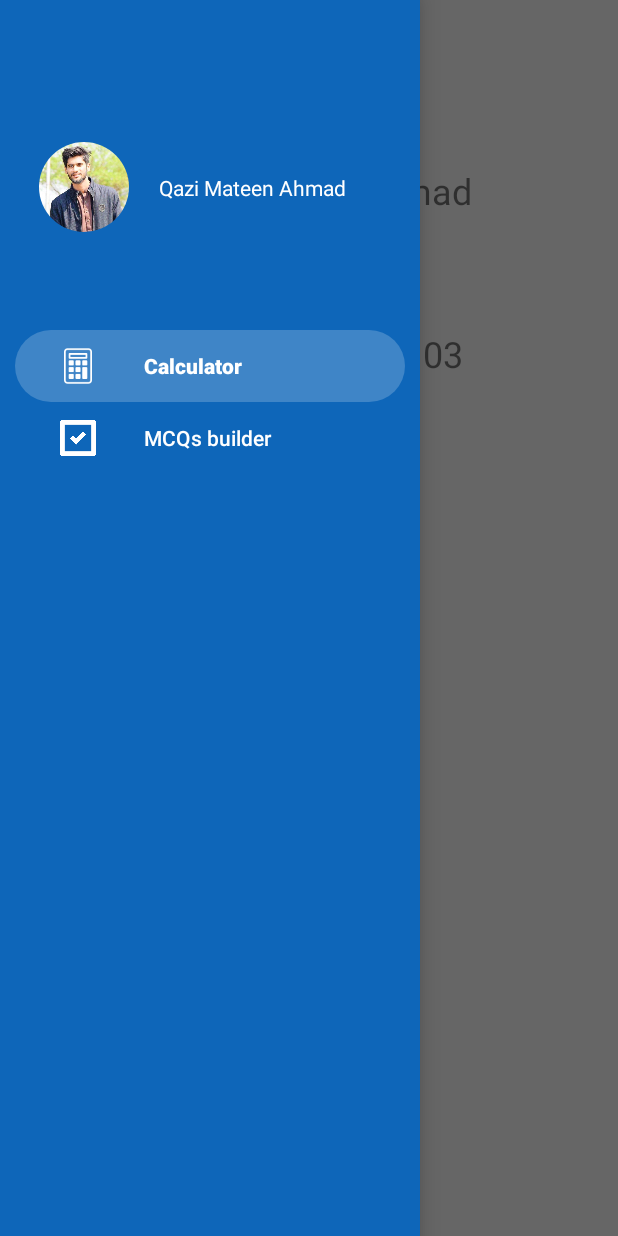
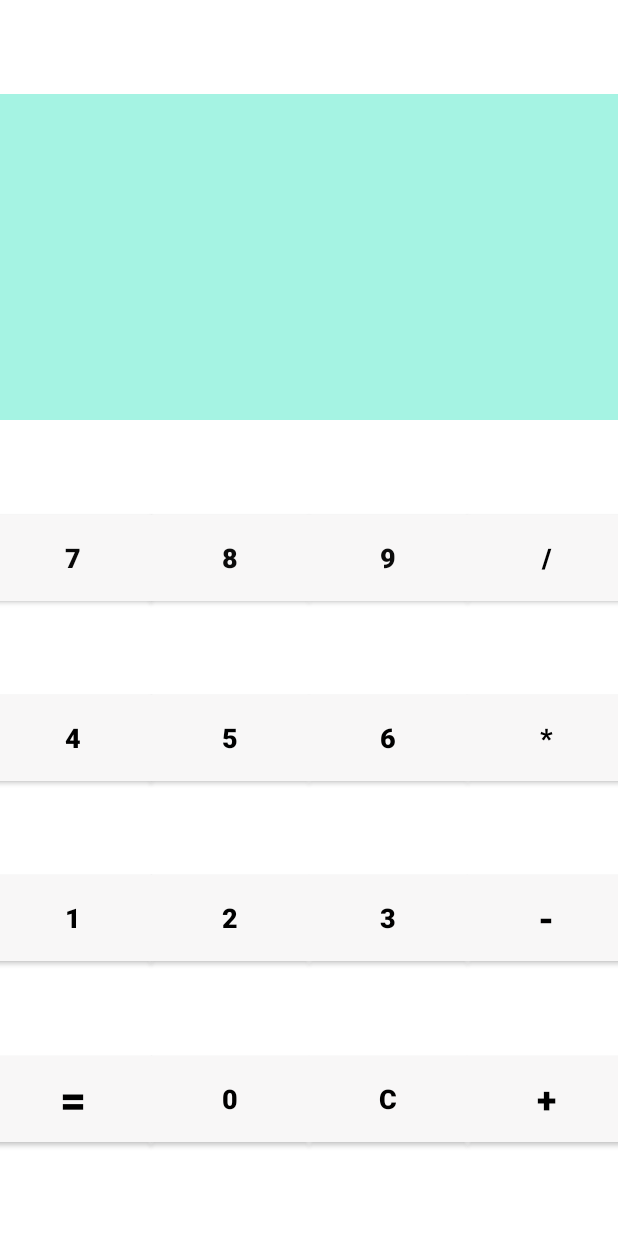
Before and after one commit to mateenqazi/Assignment3, an Android app: the screen it shows after launch (MainActivity before the commit, MainActivityAss1 after it), after a tap on "Calculator", on a phone screen of 412 x 824 dp. Run offline under Robolectric (Android 15) with nearby library versions, the phone set to English and light mode, and no system bars; 1 other tap on this screen came first.

Commit message:
creating assignment 1 (cal) added by bitf17a515

```diff
--- a/app/src/main/AndroidManifest.xml
+++ b/app/src/main/AndroidManifest.xml
@@ -9,6 +9,7 @@
         android:roundIcon="@mipmap/ic_launcher_round"
         android:supportsRtl="true"
         android:theme="@style/AppTheme">
+        <activity android:name=".MainActivityAss1"></activity>
         <activity android:name=".MainActivity">
             <intent-filter>
                 <action android:name="android.intent.action.MAIN" />
--- a/app/src/main/java/com/example/assignment3/MainActivity.java
+++ b/app/src/main/java/com/example/assignment3/MainActivity.java
@@ -9,14 +9,22 @@ import androidx.drawerlayout.widget.DrawerLayout;
 import androidx.fragment.app.Fragment;
 import androidx.fragment.app.FragmentManager;
 import androidx.fragment.app.FragmentTransaction;
+
+import android.content.Intent;
 import android.os.Bundle;
+import android.util.Log;
 import android.view.MenuItem;
 import com.google.android.material.navigation.NavigationView;
+
+
 public class MainActivity extends AppCompatActivity {
     DrawerLayout drawerLayout;
     ActionBarDrawerToggle toggle;
     Toolbar toolbar;
     NavigationView navigationView;
+
+
+    private  static final String tagName1 = "tag";
     @Override
     protected void onCreate(Bundle savedInstanceState) {
         super.onCreate(savedInstanceState);
@@ -31,22 +39,20 @@ public class MainActivity extends AppCompatActivity {
         navigationView.setNavigationItemSelectedListener(new NavigationView.OnNavigationItemSelectedListener() {
             @Override
             public boolean onNavigationItemSelected(@NonNull MenuItem menuItem) {
-                int id=menuItem.getItemId();
-                Fragment fragment=null;
-                switch (id)
-                {
+                int id = menuItem.getItemId();
+                Fragment fragment = null;
+                switch (id) {
+                    case R.id.calculator:
+                        Log.d(tagName1,"here");
+                        Intent i = new Intent(MainActivity.this, MainActivityAss1.class);
+                        startActivity(i);
+                        break;
                     default:
                         return true;
                 }
-
+                return true;
             }
         });
     }
-    private void loadFragment(Fragment fragment) {
-        FragmentManager fragmentManager=getSupportFragmentManager();
-        FragmentTransaction fragmentTransaction=fragmentManager.beginTransaction();
-        fragmentTransaction.replace(R.id.frame,fragment).commit();
-        drawerLayout.closeDrawer(GravityCompat.START);
-        fragmentTransaction.addToBackStack(null);
-    }
+
 }
--- /dev/null
+++ b/app/src/main/java/com/example/assignment3/MainActivityAss1.java
@@ -0,0 +1,119 @@
+package com.example.assignment3;
+
+import androidx.appcompat.app.AppCompatActivity;
+
+import android.os.Bundle;
+import android.util.Log;
+import android.view.View;
+import android.widget.Button;
+import android.widget.TextView;
+
+public class MainActivityAss1 extends AppCompatActivity {
+
+    private TextView Screen;
+    private String input = "", Answer;
+    private boolean clearResult;
+    private  static final String tagName1 = "tag";
+    @Override
+    protected void onCreate(Bundle savedInstanceState) {
+        Log.d(tagName1,"on here 123");
+        super.onCreate(savedInstanceState);
+        setContentView(R.layout.activity_main_ass1);
+        Screen = findViewById(R.id.textView2);
+    }
+
+    public void ButtonClick(View view) {
+        Button button = (Button) view;
+        String data = button.getText().toString();
+        switch (data) {
+            case "C":
+                input = "";
+                break;
+            case "*":
+                clearResult=false;
+                Solve();
+                input+="*";
+                break;
+
+            case "=":
+                clearResult=true;
+                Solve();
+                Answer=input;
+                break;
+
+            default:
+                if(input==null){
+                    input="";
+                }
+                if(data.equals("+") || data.equals("-") || data.equals("/")){
+                    clearResult=false;
+                    Solve();
+                }
+                else if(clearResult==true){
+                    input="";
+                    clearResult=false;
+                }
+                input+=data;
+        }
+        Screen.setText(input);
+
+    }
+    public void Solve(){
+        if(input.split("\\*").length==2){
+            String numbers[]=input.split("\\*");
+            try{
+                double mul=Double.parseDouble(numbers[0])*Double.parseDouble(numbers[1]);
+                input=mul+"";
+            }
+            catch (Exception e){
+                //Display error
+            }
+        }
+        else if(input.split("/").length==2){
+            String numbers[]=input.split("/");
+            try{
+                double div=Double.parseDouble(numbers[0])/Double.parseDouble(numbers[1]);
+                input=div+"";
+            }
+            catch (Exception e){
+                //Display error
+            }
+        }
+        else if(input.split("\\+").length==2){
+            String numbers[]=input.split("\\+");
+            try{
+                double sum=Double.parseDouble(numbers[0])+Double.parseDouble(numbers[1]);
+                input=sum+"";
+            }
+            catch (Exception e){
+                //Display error
+            }
+        }
+        else if(input.split("\\-").length>1){
+            String numbers[]=input.split("\\-");
+            if(numbers[0]=="" && numbers.length==2){
+                numbers[0]=0+"";
+            }
+            try{
+                double sub=0;
+                if(numbers.length==2) {
+                    sub = Double.parseDouble(numbers[0]) - Double.parseDouble(numbers[1]);
+                }
+                else if(numbers.length==3){
+                    sub = -Double.parseDouble(numbers[1]) - Double.parseDouble(numbers[2]);
+                }
+                input=sub+"";
+            }
+            catch (Exception e){
+                //Display error
+            }
+        }
+        String n[]=input.split("\\.");
+        if(n.length>1){
+            if(n[1].equals("0")){
+                input=n[0];
+            }
+        }
+        Screen.setText(input);
+    }
+}
--- /dev/null
+++ b/app/src/main/res/layout/activity_main_ass1.xml
@@ -0,0 +1,282 @@
+<?xml version="1.0" encoding="utf-8"?>
+<androidx.constraintlayout.widget.ConstraintLayout xmlns:android="http://schemas.android.com/apk/res/android"
+    xmlns:app="http://schemas.android.com/apk/res-auto"
+    xmlns:tools="http://schemas.android.com/tools"
+    android:layout_width="match_parent"
+    android:layout_height="match_parent"
+    tools:context=".MainActivityAss1">
+
+    <androidx.constraintlayout.widget.ConstraintLayout
+        android:layout_width="match_parent"
+        android:layout_height="match_parent"
+        android:background="#FFFFFF"
+        tools:context=".MainActivity"
+        tools:layout_editor_absoluteX="-120dp"
+        tools:layout_editor_absoluteY="0dp">
+
+
+        <Button
+            android:id="@+id/button65"
+            android:layout_width="105dp"
+            android:layout_height="57dp"
+            android:background="#F8F7F7"
+            android:text="3"
+            android:textColor="@android:color/black"
+            android:textSize="18sp"
+            android:textStyle="bold"
+            android:onClick="ButtonClick"
+            app:layout_constraintBottom_toTopOf="@+id/button66"
+            app:layout_constraintEnd_toStartOf="@+id/button55"
+            app:layout_constraintHorizontal_bias="0.066"
+            app:layout_constraintStart_toEndOf="@+id/button61"
+            app:layout_constraintTop_toBottomOf="@+id/button63" />
+
+        <Button
+            android:id="@+id/button63"
+            android:layout_width="105dp"
+            android:layout_height="57dp"
+            android:background="#F8F7F7"
+            android:text="6"
+            android:onClick="ButtonClick"
+            android:textColor="@android:color/black"
+            android:textSize="18sp"
+            android:textStyle="bold"
+            app:layout_constraintBottom_toTopOf="@+id/button65"
+            app:layout_constraintEnd_toStartOf="@+id/button52"
+            app:layout_constraintHorizontal_bias="0.066"
+            app:layout_constraintStart_toEndOf="@+id/button58"
+            app:layout_constraintTop_toBottomOf="@+id/button64" />
+
+        <Button
+            android:id="@+id/button64"
+            android:layout_width="105dp"
+            android:layout_height="57dp"
+            android:background="#F8F7F7"
+            android:onClick="ButtonClick"
+            android:text="9"
+            android:textColor="#0C0C0C"
+            android:textSize="18sp"
+            android:textStyle="bold"
+            app:layout_constraintBottom_toTopOf="@+id/button63"
+            app:layout_constraintEnd_toStartOf="@+id/button56"
+            app:layout_constraintHorizontal_bias="0.0"
+            app:layout_constraintStart_toEndOf="@+id/button62"
+            app:layout_constraintTop_toBottomOf="@+id/textView2" />
+
+        <Button
+            android:id="@+id/button66"
+            android:layout_width="105dp"
+            android:layout_height="57dp"
+            android:background="#F8F7F7"
+            android:text="C"
+            android:onClick="ButtonClick"
+            android:textColor="@android:color/black"
+            android:textSize="18sp"
+            android:textStyle="bold"
+            app:layout_constraintBottom_toBottomOf="parent"
+            app:layout_constraintEnd_toStartOf="@+id/button54"
+            app:layout_constraintHorizontal_bias="0.066"
+            app:layout_constraintStart_toEndOf="@+id/button60"
+            app:layout_constraintTop_toBottomOf="@+id/button65" />
+
+        <Button
+            android:id="@+id/button58"
+            android:layout_width="105dp"
+            android:layout_height="57dp"
+            android:background="#F8F7F7"
+            android:onClick="ButtonClick"
+            android:text="5"
+            android:textColor="@android:color/black"
+            android:textSize="18sp"
+            android:textStyle="bold"
+            app:layout_constraintBottom_toTopOf="@+id/button61"
+            app:layout_constraintEnd_toStartOf="@+id/button63"
+            app:layout_constraintStart_toEndOf="@+id/button46"
+            app:layout_constraintTop_toBottomOf="@+id/button62" />
+
+        <Button
+            android:id="@+id/button61"
+            android:layout_width="105dp"
+            android:layout_height="57dp"
+            android:background="#F8F7F7"
+            android:text="2"
+            android:onClick="ButtonClick"
+            android:textColor="@android:color/black"
+            android:textSize="18sp"
+            android:textStyle="bold"
+            app:layout_constraintBottom_toTopOf="@+id/button60"
+            app:layout_constraintEnd_toStartOf="@+id/button65"
+            app:layout_constraintStart_toEndOf="@+id/button48"
+            app:layout_constraintTop_toBottomOf="@+id/button58" />
+
+        <Button
+            android:id="@+id/button60"
+            android:layout_width="105dp"
+            android:layout_height="57dp"
+            android:background="#F8F7F7"
+            android:text="0"
+            android:onClick="ButtonClick"
+            android:textColor="@android:color/black"
+            android:textSize="18sp"
+            android:textStyle="bold"
+            app:layout_constraintBottom_toBottomOf="parent"
+            app:layout_constraintEnd_toStartOf="@+id/button66"
+            app:layout_constraintStart_toEndOf="@+id/button49"
+            app:layout_constraintTop_toBottomOf="@+id/button61" />
+
+        <Button
+            android:id="@+id/button62"
+            android:layout_width="105dp"
+            android:layout_height="57dp"
+            android:background="#F8F7F7"
+            android:onClick="ButtonClick"
+            android:text="8"
+            android:textColor="#0C0C0C"
+            android:textSize="18sp"
+            android:textStyle="bold"
+            app:layout_constraintBottom_toTopOf="@+id/button58"
+            app:layout_constraintEnd_toStartOf="@+id/button64"
+            app:layout_constraintStart_toEndOf="@+id/button45"
+            app:layout_constraintTop_toBottomOf="@+id/textView2" />
+
+        <Button
+            android:id="@+id/button56"
+            android:layout_width="105dp"
+            android:layout_height="57dp"
+            android:background="#F8F7F7"
+            android:onClick="ButtonClick"
+            android:text="/"
+            android:textColor="@android:color/black"
+            android:textSize="18sp"
+            android:textStyle="bold"
+            app:layout_constraintBottom_toTopOf="@+id/button52"
+            app:layout_constraintEnd_toEndOf="parent"
+            app:layout_constraintStart_toEndOf="@+id/button64"
+            app:layout_constraintTop_toBottomOf="@+id/textView2" />
+
+        <Button
+            android:id="@+id/button52"
+            android:layout_width="105dp"
+            android:layout_height="57dp"
+            android:background="#F8F7F7"
+            android:text="*"
+            android:onClick="ButtonClick"
+            android:textColor="@android:color/black"
+            android:textSize="18sp"
+            android:textStyle="bold"
+            app:layout_constraintBottom_toTopOf="@+id/button55"
+            app:layout_constraintEnd_toEndOf="parent"
+            app:layout_constraintStart_toEndOf="@+id/button63"
+            app:layout_constraintTop_toBottomOf="@+id/button56" />
+
+        <Button
+            android:id="@+id/button54"
+            android:layout_width="105dp"
+            android:layout_height="57dp"
+            android:background="#F8F7F7"
+            android:text="+"
+            android:onClick="ButtonClick"
+            android:textColor="@android:color/black"
+            android:textSize="24sp"
+            android:textStyle="bold"
+            app:layout_constraintBottom_toBottomOf="parent"
+            app:layout_constraintEnd_toEndOf="parent"
+            app:layout_constraintStart_toEndOf="@+id/button66"
+            app:layout_constraintTop_toBottomOf="@+id/button55" />
+
+        <Button
+            android:id="@+id/button55"
+            android:layout_width="105dp"
+            android:layout_height="57dp"
+            android:background="#F8F7F7"
+            android:text="-"
+            android:textColor="@android:color/black"
+            android:textSize="24sp"
+            android:textStyle="bold"
+            android:onClick="ButtonClick"
+            app:layout_constraintBottom_toTopOf="@+id/button54"
+            app:layout_constraintEnd_toEndOf="parent"
+            app:layout_constraintStart_toEndOf="@+id/button65"
+            app:layout_constraintTop_toBottomOf="@+id/button52" />
+
+        <TextView
+            android:id="@+id/textView2"
+            android:layout_width="430dp"
+            android:layout_height="217dp"
+            android:background="#A5F3E3"
+            android:gravity="right"
+            android:shadowColor="#8E2222"
+            android:textColor="#0B0A0A"
+            android:textSize="36sp"
+            android:textStyle="bold"
+            app:layout_constraintBottom_toTopOf="@+id/button64"
+            app:layout_constraintEnd_toEndOf="parent"
+            app:layout_constraintHorizontal_bias="1.0"
+            app:layout_constraintStart_toStartOf="parent"
+            app:layout_constraintTop_toTopOf="parent" />
+
+        <Button
+            android:id="@+id/button46"
+            android:layout_width="105dp"
+            android:layout_height="57dp"
+            android:background="#F8F7F7"
+            android:onClick="ButtonClick"
+            android:text="4"
+            android:textColor="@android:color/black"
+            android:textSize="18sp"
+            android:textStyle="bold"
+            app:layout_constraintBottom_toTopOf="@+id/button48"
+            app:layout_constraintEnd_toStartOf="@+id/button58"
+            app:layout_constraintStart_toStartOf="parent"
+            app:layout_constraintTop_toBottomOf="@+id/button45" />
+
+        <Button
+            android:id="@+id/button45"
+            android:layout_width="105dp"
+            android:layout_height="57dp"
+            android:background="#F8F7F7"
+            android:onClick="ButtonClick"
+            android:capitalize="none"
+            android:text="7"
+            android:textColor="#090909"
+            android:textSize="18sp"
+            android:textStyle="bold"
+            app:layout_constraintBottom_toTopOf="@+id/button46"
+            app:layout_constraintEnd_toStartOf="@+id/button62"
+            app:layout_constraintStart_toStartOf="parent"
+            app:layout_constraintTop_toBottomOf="@+id/textView2" />
+
+        <Button
+            android:id="@+id/button48"
+            android:layout_width="105dp"
+            android:layout_height="57dp"
+            android:background="#F8F7F7"
+            android:text="1"
+            android:onClick="ButtonClick"
+            android:textColor="@android:color/black"
+            android:textSize="18sp"
+            android:textStyle="bold"
+            app:layout_constraintBottom_toTopOf="@+id/button49"
+            app:layout_constraintEnd_toStartOf="@+id/button61"
+            app:layout_constraintStart_toStartOf="parent"
+            app:layout_constraintTop_toBottomOf="@+id/button46" />
+
+        <Button
+            android:id="@+id/button49"
+            android:layout_width="105dp"
+            android:layout_height="57dp"
+            android:background="#F8F7F7"
+            android:text="="
+            android:textColor="@android:color/black"
+            android:textSize="30sp"
+            android:onClick="ButtonClick"
+            android:textStyle="bold"
+            app:layout_constraintBottom_toBottomOf="parent"
+            app:layout_constraintEnd_toStartOf="@+id/button60"
+            app:layout_constraintStart_toStartOf="parent"
+            app:layout_constraintTop_toBottomOf="@+id/button48" />
+
+
+    </androidx.constraintlayout.widget.ConstraintLayout>
+
+</androidx.constraintlayout.widget.ConstraintLayout>
```
